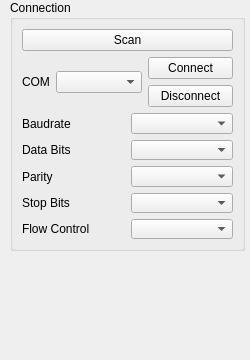
This is serialconfigbox.ui in JuliaCzarnowska/ARINC_825 as Qt 5 draws it before an edit. The edited form follows.
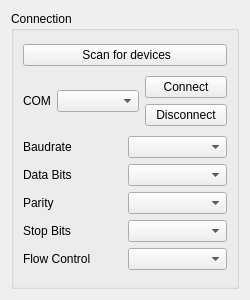
This is the edited form.

What changed in the file:
```diff
--- a/serialconfigbox.ui
+++ b/serialconfigbox.ui
@@ -10,11 +10,11 @@
     <x>0</x>
     <y>0</y>
     <width>250</width>
-    <height>360</height>
+    <height>300</height>
    </rect>
   </property>
   <property name="sizePolicy">
-   <sizepolicy hsizetype="Minimum" vsizetype="MinimumExpanding">
+   <sizepolicy hsizetype="Fixed" vsizetype="MinimumExpanding">
     <horstretch>0</horstretch>
     <verstretch>0</verstretch>
    </sizepolicy>
@@ -25,17 +25,23 @@
     <height>300</height>
    </size>
   </property>
+  <property name="maximumSize">
+   <size>
+    <width>250</width>
+    <height>350</height>
+   </size>
+  </property>
   <property name="windowTitle">
    <string>Form</string>
   </property>
+  <layout class="QGridLayout" name="gridLayout_2">
+   <item row="0" column="0">
   <widget class="QGroupBox" name="groupBox_3">
-   <property name="geometry">
-    <rect>
-     <x>10</x>
-     <y>0</y>
-     <width>235</width>
-     <height>251</height>
-    </rect>
+     <property name="sizePolicy">
+      <sizepolicy hsizetype="Preferred" vsizetype="Preferred">
+       <horstretch>0</horstretch>
+       <verstretch>0</verstretch>
+      </sizepolicy>
    </property>
    <property name="title">
     <string>Connection</string>
@@ -46,7 +52,7 @@
       <item>
        <widget class="QLabel" name="COMLabel">
         <property name="sizePolicy">
-         <sizepolicy hsizetype="Maximum" vsizetype="MinimumExpanding">
+           <sizepolicy hsizetype="Maximum" vsizetype="Fixed">
           <horstretch>0</horstretch>
           <verstretch>0</verstretch>
          </sizepolicy>
@@ -169,12 +175,14 @@
     <item row="0" column="0">
      <widget class="QPushButton" name="scanButton">
       <property name="text">
-       <string>Scan</string>
+         <string> Scan for devices</string>
       </property>
      </widget>
     </item>
    </layout>
   </widget>
+   </item>
+  </layout>
  </widget>
  <resources/>
  <connections/>
```
Lines whose indentation alone changed are shown as unchanged.
